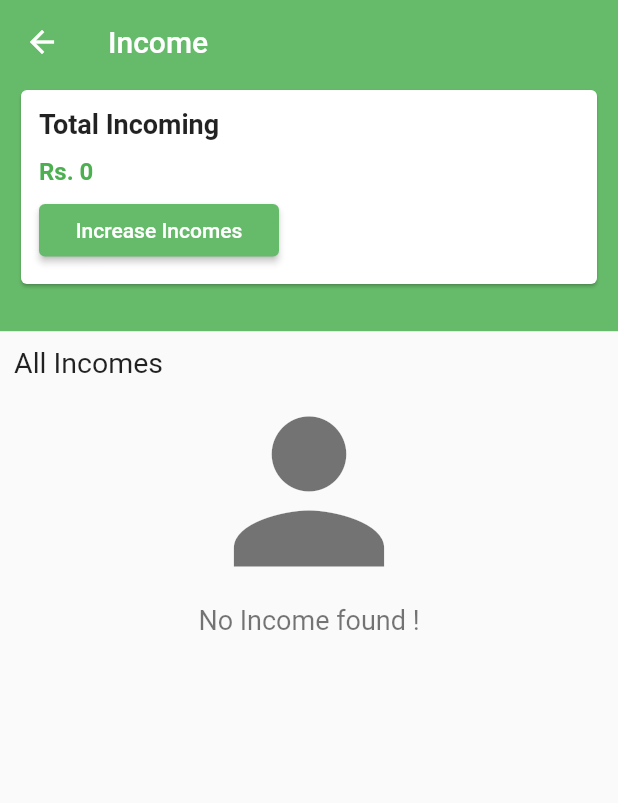
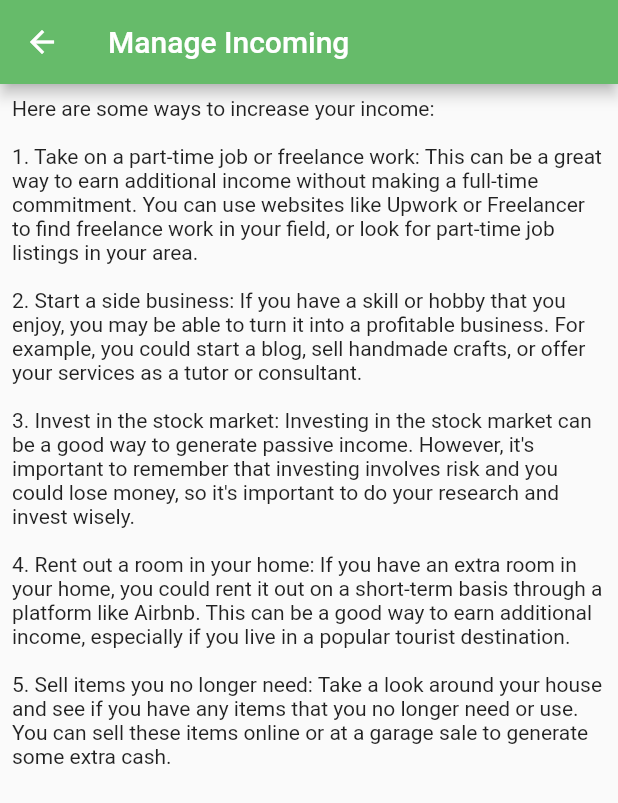
Before and after one commit to shreeecreation/Len-Den, a Flutter app: the ShowIncome screen opened by its route, after a tap on "Increase Incomes", on a phone screen of 412 x 824 dp. Shown: the top 803 px of the screen. Run offline on Flutter 3.47's test engine with Material 2 defaults, Android fonts, the phone set to English and light mode, and no system bars; our stand-ins replace animated_splash_screen, bloc, connectivity_plus, dotted_border, equatable, firebase_auth and 14 more; missing offline and left inert: restart_app; accounts and stored records are empty; Roboto replaces fonts that are missing (Georgia).

Commit message:
final commit

```diff
--- /dev/null
+++ b/assets/decreaseexpense.txt
@@ -0,0 +1,11 @@
+Here are some ways to decrease expenses:
+
+1. Create a budget and stick to it: Identify your income and expenses, and then track your spending to make sure you stay within your budget. This can help you identify areas where you may be overspending and find opportunities to cut back.
+
+2. Cut unnecessary expenses: Take a close look at your spending and identify areas where you can cut back. For example, you may be able to save money by canceling subscriptions or memberships that you no longer use, or by switching to cheaper alternatives for things like cable or phone plans.
+
+3. Reduce your debt: High levels of debt can be a major drain on your finances. Consider ways to reduce your debt, such as by consolidating your credit card balances onto a single card with a lower interest rate, or by refinancing your student loans or mortgage to a lower rate.
+
+4. Increase your income: Earning more money is another way to offset your expenses. Consider taking on a part-time job, freelancing, or starting a side business to generate additional income.
+
+5. Negotiate better rates: Don't be afraid to negotiate with vendors and service providers to get a better rate. For example, you may be able to negotiate a lower interest rate on your credit card, or a lower rate for your internet or cable service.
--- /dev/null
+++ b/assets/increaseincome.txt
@@ -0,0 +1,11 @@
+Here are some ways to increase your income:
+
+1. Take on a part-time job or freelance work: This can be a great way to earn additional income without making a full-time commitment. You can use websites like Upwork or Freelancer to find freelance work in your field, or look for part-time job listings in your area.
+
+2. Start a side business: If you have a skill or hobby that you enjoy, you may be able to turn it into a profitable business. For example, you could start a blog, sell handmade crafts, or offer your services as a tutor or consultant.
+
+3. Invest in the stock market: Investing in the stock market can be a good way to generate passive income. However, it's important to remember that investing involves risk and you could lose money, so it's important to do your research and invest wisely.
+
+4. Rent out a room in your home: If you have an extra room in your home, you could rent it out on a short-term basis through a platform like Airbnb. This can be a good way to earn additional income, especially if you live in a popular tourist destination.
+
+5. Sell items you no longer need: Take a look around your house and see if you have any items that you no longer need or use. You can sell these items online or at a garage sale to generate some extra cash.
--- a/lib/EditData/Presentation/editdata.dart
+++ b/lib/EditData/Presentation/editdata.dart
@@ -1,4 +1,3 @@
-import 'package:firebase_auth/firebase_auth.dart';
 import 'package:flutter/material.dart';
 import 'package:get/get.dart';
 import 'package:merokarobar/Database/editdatabase.dart/editdatabase.dart';
--- a/lib/Home/Presentation/home.dart
+++ b/lib/Home/Presentation/home.dart
@@ -250,7 +250,7 @@ class _HomeState extends State<Home> {
           UserAccountsDrawerHeader(
               decoration: BoxDecoration(color: context.watch<ThemeProvider>().themecolor),
               currentAccountPicture: const Icon(Icons.face, size: 48.0, color: Colors.white),
-              accountName: const Text("H. A. Smrity"),
+              accountName: const Text("Coming soon"),
               accountEmail: Text(auth!.phoneNumber ?? "dasd")),
           ListTile(title: const Text("App Features"), onTap: () => {}),
           ListTile(
--- a/lib/Home/Presentation/showoutgoings.dart
+++ b/lib/Home/Presentation/showoutgoings.dart
@@ -1,11 +1,13 @@
 import 'package:flutter/material.dart';
 import 'package:flutter_bloc/flutter_bloc.dart';
 import 'package:flutter_staggered_animations/flutter_staggered_animations.dart';
+import 'package:get/get.dart';
 import 'package:merokarobar/Database/database.dart';
 import 'package:merokarobar/Database/model.dart';
 import 'package:merokarobar/EditData/Service/blcprovider.dart';
 import 'package:merokarobar/Theme/theme.dart';
 import 'package:merokarobar/ThemeManager/themeprovider.dart';
+import 'package:merokarobar/tutorial/tutorial.dart';
 
 class ShowOutgoings extends StatelessWidget {
   const ShowOutgoings({
@@ -95,7 +97,9 @@ class ShowOutgoings extends StatelessWidget {
                           width: 160,
                           child: ElevatedButton(
                               style: ElevatedButton.styleFrom(backgroundColor: Colors.red),
-                              onPressed: () {},
+                              onPressed: () {
+                                Get.to(() => Tutorial(mode: false));
+                              },
                               child: const Text("Decrease Expenses"))),
                     ])),
               ]))))
--- a/lib/Login/Presentation/home.dart
+++ b/lib/Login/Presentation/home.dart
@@ -53,13 +53,14 @@ class HomePage extends StatelessWidget {
               child: Row(
                 mainAxisAlignment: MainAxisAlignment.start,
                 children: [
+                  SizedBox(height: 10),
                   SizedBox(
                       height: 100, width: MediaQuery.of(context).size.width / 2, child: Image.asset("assets/Images/logo.png", fit: BoxFit.fitWidth)),
                 ],
               ),
             ),
             SizedBox(
-                height: MediaQuery.of(context).size.height / 2,
+                height: MediaQuery.of(context).size.height / 2.2,
                 width: MediaQuery.of(context).size.width - 50,
                 child: Image.asset(
                   "assets/Images/verify.png",
--- a/lib/Routes/routes.dart
+++ b/lib/Routes/routes.dart
@@ -25,7 +25,7 @@ class router {
         return MaterialPageRoute(
             builder: (_) => AnimatedSplashScreen(
                   splash: "assets/Images/logo.png",
-                  splashIconSize: 150,
+                  splashIconSize: 200,
                   duration: 2000,
                   nextScreen: HomePage(),
                   curve: Curves.linearToEaseOut,
--- /dev/null
+++ b/lib/tutorial/tutorial.dart
@@ -0,0 +1,44 @@
+import 'package:flutter/material.dart';
+import 'package:flutter/services.dart';
+import 'package:flutter_bloc/flutter_bloc.dart';
+import 'package:merokarobar/ThemeManager/themeprovider.dart';
+
+class Tutorial extends StatefulWidget {
+  Tutorial({super.key, required this.mode});
+  final bool mode;
+
+  @override
+  State<Tutorial> createState() => _TutorialState();
+}
+
+class _TutorialState extends State<Tutorial> {
+  String content = "Loading";
+  @override
+  void initState() {
+    super.initState();
+    fetch();
+  }
+
+  fetch() async {
+    String response;
+    response = widget.mode ? await rootBundle.loadString("assets/increaseincome.txt") : await rootBundle.loadString("assets/decreaseexpense.txt");
+    setState(() {
+      content = response;
+    });
+  }
+
+  @override
+  Widget build(BuildContext context) {
+    Color? primaryColor = context.watch<ThemeProvider>().themecolor;
+
+    return Scaffold(
+        appBar: AppBar(
+          backgroundColor: primaryColor,
+          title: Text(widget.mode ? "Manage Incoming" : "Manage Expense"),
+        ),
+        body: Padding(
+          padding: const EdgeInsets.all(8.0),
+          child: Text(content),
+        ));
+  }
+}
```
Also changed, not shown: lib/Expenses/showexpense.dart (+8 -3 lines), lib/Home/Presentation/showincome.dart (+11 -2 lines), lib/Settings/settings.dart (+14 -0 lines), lib/Utils/comingsoon.dart (added, +19 -0 lines), lib/Utils/dialog.dart (+12 -5 lines), lib/main.dart (+0 -9 lines).
